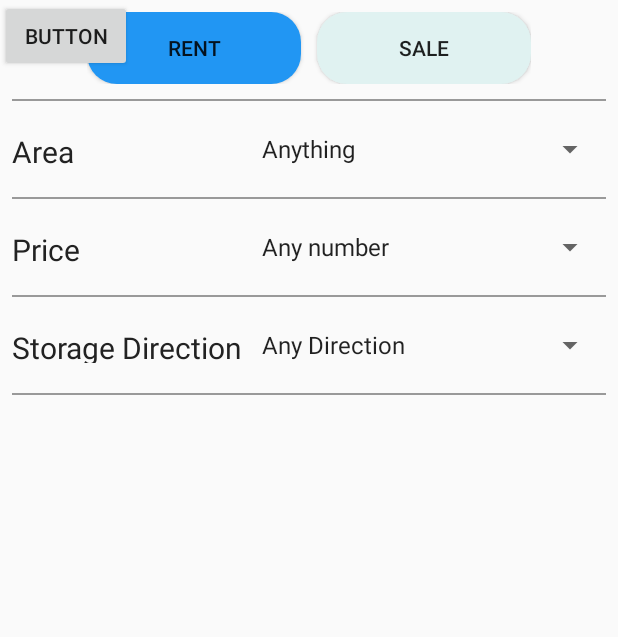
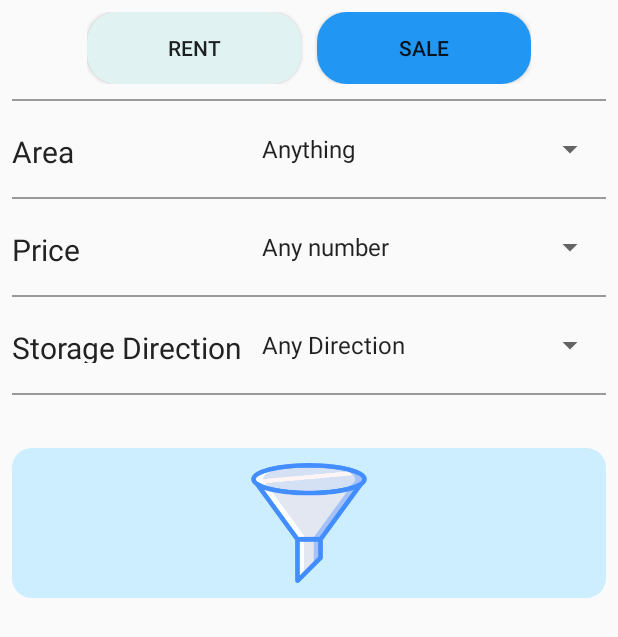
Before and after one commit to osama-i-muhammed/EditText-1, an Android app: the Filter_Storage screen opened directly, with no data from a screen before it, on a phone screen of 412 x 824 dp. Shown: the top 637 px of the screen. Run offline under Robolectric (Android 15) with nearby library versions, the phone set to English and light mode, and no system bars.

Commit message:
ADD FILTER BUTTOM

```diff
--- /dev/null
+++ b/app/src/main/res/drawable/roundcorner1.xml
@@ -0,0 +1,6 @@
+<?xml version="1.0" encoding="utf-8"?>
+<shape xmlns:android="http://schemas.android.com/apk/res/android">
+
+    <corners android:radius="13dp"/>
+    <solid android:color="#cef"/>
+</shape>
--- a/app/src/main/res/drawable/sale_togglebuttm.xml
+++ /dev/null
@@ -1,9 +0,0 @@
-<?xml version="1.0" encoding="utf-8"?>
-<shape xmlns:android="http://schemas.android.com/apk/res/android">
-
-    <solid android:color="#2196F3"/>
-    <corners android:topRightRadius="20dp"
-        android:bottomRightRadius="20dp"
-        android:radius="20dp"/>
-
-</shape>
--- a/app/src/main/res/drawable/sale_togglebuttmoff.xml
+++ /dev/null
@@ -1,9 +0,0 @@
-<?xml version="1.0" encoding="utf-8"?>
-<shape xmlns:android="http://schemas.android.com/apk/res/android">
-
-    <solid android:color="#E0F2F1"/>
-    <corners android:topRightRadius="20dp"
-        android:bottomRightRadius="20dp"
-        android:radius="20dp"/>
-
-</shape>
--- a/app/src/main/res/drawable/toggle_rent.xml
+++ /dev/null
@@ -1,5 +0,0 @@
-<?xml version="1.0" encoding="utf-8"?>
-<selector xmlns:android="http://schemas.android.com/apk/res/android">
-    <item android:state_checked="false" android:drawable="@drawable/rent_togglebuttm" />
-    <item android:state_checked="true" android:drawable="@drawable/rent_togglebuttmoff" />
-</selector>
--- /dev/null
+++ b/app/src/main/res/drawable/toggle_rent_sale.xml
@@ -0,0 +1,5 @@
+<?xml version="1.0" encoding="utf-8"?>
+<selector xmlns:android="http://schemas.android.com/apk/res/android">
+    <item android:state_checked="false" android:drawable="@drawable/rent_sale_togglebuttmoff" />
+    <item android:state_checked="true" android:drawable="@drawable/rent_sala_togglebuttm" />
+</selector>
--- a/app/src/main/res/drawable/toggle_sale.xml
+++ /dev/null
@@ -1,5 +0,0 @@
-<?xml version="1.0" encoding="utf-8"?>
-<selector xmlns:android="http://schemas.android.com/apk/res/android">
-    <item android:state_checked="false" android:drawable="@drawable/sale_togglebuttm" />
-    <item android:state_checked="true" android:drawable="@drawable/sale_togglebuttmoff" />
-</selector>
--- a/app/src/main/res/layout/activity_filter__aprt.xml
+++ b/app/src/main/res/layout/activity_filter__aprt.xml
@@ -42,7 +42,7 @@
                     android:layout_height="wrap_content"
                     android:layout_marginRight="5dp"
                     android:layout_weight="1"
-                    android:background="@drawable/toggle_rent"
+                    android:background="@drawable/toggle_rent_sale"
                     android:checked="false"
                     android:textOff="@string/toggle_rent"
                     android:textOn="@string/toggle_rent"
@@ -55,7 +55,7 @@
                     android:layout_height="wrap_content"
                     android:layout_marginLeft="5dp"
                     android:layout_weight="1"
-                    android:background="@drawable/toggle_sale"
+                    android:background="@drawable/toggle_rent_sale"
                     android:checked="true"
                     android:text="ToggleButton"
                     android:textOff="@string/toggle_sale"
--- a/app/src/main/res/layout/activity_filter__earth.xml
+++ b/app/src/main/res/layout/activity_filter__earth.xml
@@ -42,7 +42,7 @@
             android:layout_height="wrap_content"
             android:layout_marginRight="5dp"
             android:layout_weight="1"
-            android:background="@drawable/toggle_rent"
+            android:background="@drawable/toggle_rent_sale"
             android:checked="false"
             android:textOff="@string/toggle_rent"
             android:textOn="@string/toggle_rent"
@@ -55,7 +55,7 @@
             android:layout_height="wrap_content"
             android:layout_marginLeft="5dp"
             android:layout_weight="1"
-            android:background="@drawable/toggle_sale"
+            android:background="@drawable/toggle_rent_sale"
             android:checked="true"
             android:text="ToggleButton"
             android:textOff="@string/toggle_sale"
--- a/app/src/main/res/layout/activity_filter__farm.xml
+++ b/app/src/main/res/layout/activity_filter__farm.xml
@@ -42,7 +42,7 @@
                     android:layout_height="wrap_content"
                     android:layout_marginRight="5dp"
                     android:layout_weight="1"
-                    android:background="@drawable/toggle_rent"
+                    android:background="@drawable/toggle_rent_sale"
                     android:checked="false"
                     android:textOff="@string/toggle_rent"
                     android:textOn="@string/toggle_rent"
@@ -55,7 +55,7 @@
                     android:layout_height="wrap_content"
                     android:layout_marginLeft="5dp"
                     android:layout_weight="1"
-                    android:background="@drawable/toggle_sale"
+                    android:background="@drawable/toggle_rent_sale"
                     android:checked="true"
                     android:text="ToggleButton"
                     android:textOff="@string/toggle_sale"
--- a/app/src/main/res/layout/activity_filter__house.xml
+++ b/app/src/main/res/layout/activity_filter__house.xml
@@ -41,7 +41,7 @@
                     android:layout_height="wrap_content"
                     android:layout_marginRight="5dp"
                     android:layout_weight="1"
-                    android:background="@drawable/toggle_rent"
+                    android:background="@drawable/toggle_rent_sale"
                     android:checked="false"
                     android:textOff="@string/toggle_rent"
                     android:textOn="@string/toggle_rent"
@@ -54,7 +54,7 @@
                     android:layout_height="wrap_content"
                     android:layout_marginLeft="5dp"
                     android:layout_weight="1"
-                    android:background="@drawable/toggle_sale"
+                    android:background="@drawable/toggle_rent_sale"
                     android:checked="true"
                     android:text="ToggleButton"
                     android:textOff="@string/toggle_sale"
--- a/app/src/main/res/layout/activity_filter__storage.xml
+++ b/app/src/main/res/layout/activity_filter__storage.xml
@@ -22,7 +22,7 @@
 
         <LinearLayout
             android:layout_width="match_parent"
-            android:layout_height="wrap_content"
+            android:layout_height="match_parent"
             android:orientation="vertical">
 
             <LinearLayout
@@ -42,7 +42,7 @@
                     android:layout_height="wrap_content"
                     android:layout_marginRight="5dp"
                     android:layout_weight="1"
-                    android:background="@drawable/toggle_rent"
+                    android:background="@drawable/toggle_rent_sale"
                     android:checked="false"
                     android:textOff="@string/toggle_rent"
                     android:textOn="@string/toggle_rent"
@@ -55,7 +55,7 @@
                     android:layout_height="wrap_content"
                     android:layout_marginLeft="5dp"
                     android:layout_weight="1"
-                    android:background="@drawable/toggle_sale"
+                    android:background="@drawable/toggle_rent_sale"
                     android:checked="true"
                     android:text="ToggleButton"
                     android:textOff="@string/toggle_sale"
@@ -63,6 +63,7 @@
                     app:layout_constraintEnd_toEndOf="parent"
                     tools:layout_editor_absoluteY="1110dp" />
             </LinearLayout>
+
             <LinearLayout
                 android:layout_width="match_parent"
                 android:layout_height="1dp"
@@ -129,7 +130,7 @@
 
                 <Spinner
 
-                    android:id="@+id/spinarea"
+                    android:id="@+id/spinprice"
                     android:layout_width="match_parent"
                     android:layout_height="wrap_content"
                     android:layout_gravity="left|center_vertical"
@@ -137,6 +138,7 @@
                     android:entries="@array/Price_spin" />
 
             </LinearLayout>
+
             <LinearLayout
                 android:layout_width="match_parent"
                 android:layout_height="1dp"
@@ -183,15 +185,19 @@
 
 
             </LinearLayout>
+
+            <ImageButton
+                android:id="@+id/imageButton"
+                android:layout_width="match_parent"
+                android:layout_height="100dp"
+                android:layout_marginTop="35dp"
+                android:background="@drawable/roundcorner1"
+                android:baselineAligned="false"
+                android:foregroundGravity="bottom"
+                android:padding="10dp"
+                android:scaleType="fitCenter"
+                app:srcCompat="@drawable/filter_icon_blue" />
         </LinearLayout>
     </ScrollView>
 
-    <Button
-        android:id="@+id/button4"
-        android:layout_width="wrap_content"
-        android:layout_height="wrap_content"
-        android:text="Button"
-        tools:layout_editor_absoluteX="27dp"
-        tools:layout_editor_absoluteY="502dp" />
-
 </android.support.constraint.ConstraintLayout>
--- a/app/src/main/res/layout/activity_filter__villa.xml
+++ b/app/src/main/res/layout/activity_filter__villa.xml
@@ -40,7 +40,7 @@
                     android:layout_height="wrap_content"
                     android:layout_marginRight="5dp"
                     android:layout_weight="1"
-                    android:background="@drawable/toggle_rent"
+                    android:background="@drawable/toggle_rent_sale"
                     android:checked="false"
                     android:textOff="@string/toggle_rent"
                     android:textOn="@string/toggle_rent"
@@ -53,7 +53,7 @@
                     android:layout_height="wrap_content"
                     android:layout_marginLeft="5dp"
                     android:layout_weight="1"
-                    android:background="@drawable/toggle_sale"
+                    android:background="@drawable/toggle_rent_sale"
                     android:checked="true"
                     android:text="ToggleButton"
                     android:textOff="@string/toggle_sale"
```
Also changed, not shown: app/src/main/res/layout/activity_filter__store.xml (+3 -10 lines), app/src/main/res/drawable/filter_icon_blue.png (added), app/src/main/res/drawable/rent_sala_togglebuttm.xml (renamed from app/src/main/res/drawable/rent_togglebuttm.xml), app/src/main/res/drawable/rent_sale_togglebuttmoff.xml (renamed from app/src/main/res/drawable/rent_togglebuttmoff.xml).
